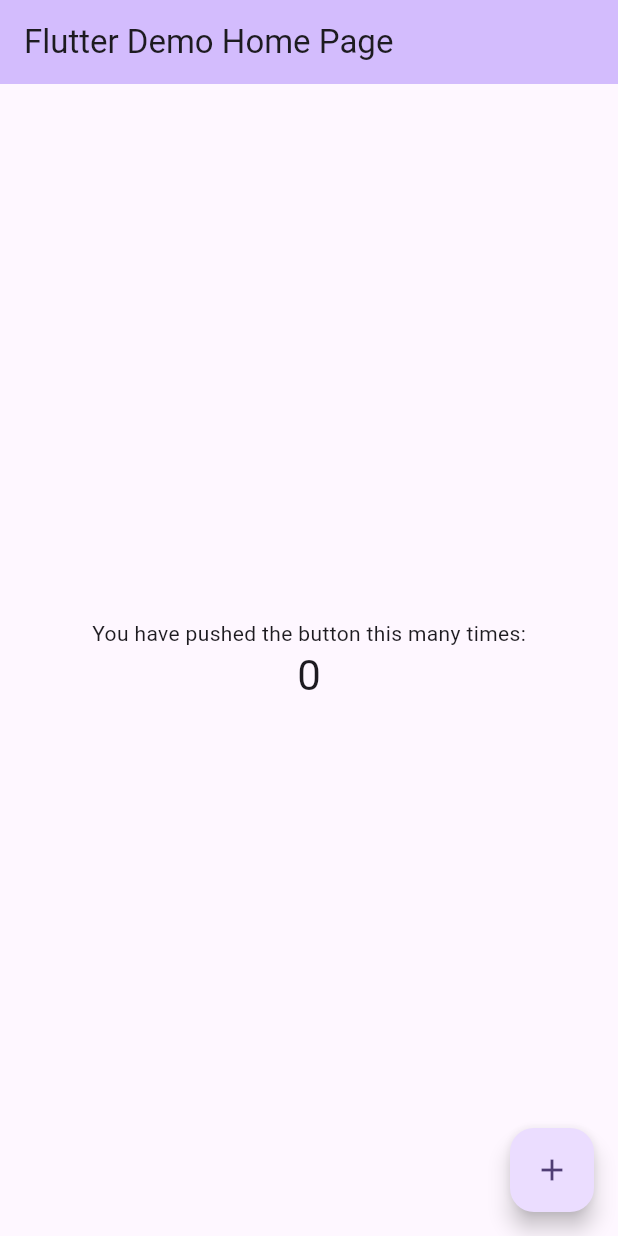
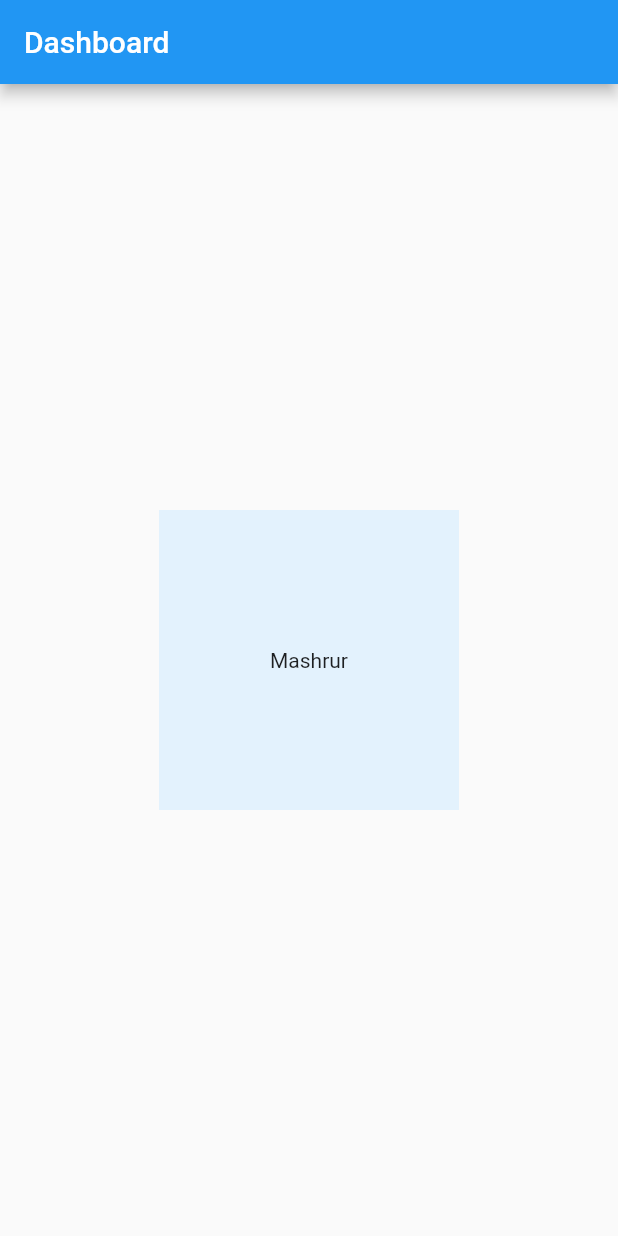
Before and after one commit to Mashrur112/Uni-Craft, a Flutter app: the screen it shows after launch, on a phone screen of 412 x 824 dp. Run offline on Flutter 3.47's test engine with Material 2 defaults, Android fonts, the light colour scheme and no system bars.

Commit message:
dart changed

```diff
--- a/lib/main.dart
+++ b/lib/main.dart
@@ -1,125 +1,44 @@
 import 'package:flutter/material.dart';
 
 void main() {
-  runApp(const MyApp());
+  runApp( Craft());
 }
-
-class MyApp extends StatelessWidget {
-  const MyApp({super.key});
-
-  // This widget is the root of your application.
+class Craft extends StatelessWidget{
   @override
   Widget build(BuildContext context) {
+    // TODO: implement build
     return MaterialApp(
-      title: 'Flutter Demo',
+      title: "Uni Craft",
+      debugShowCheckedModeBanner: true,
       theme: ThemeData(
-        // This is the theme of your application.
-        //
-        // TRY THIS: Try running your application with "flutter run". You'll see
-        // the application has a blue toolbar. Then, without quitting the app,
-        // try changing the seedColor in the colorScheme below to Colors.green
-        // and then invoke "hot reload" (save your changes or press the "hot
-        // reload" button in a Flutter-supported IDE, or press "r" if you used
-        // the command line to start the app).
-        //
-        // Notice that the counter didn't reset back to zero; the application
-        // state is not lost during the reload. To reset the state, use hot
-        // restart instead.
-        //
-        // This works for code too, not just values: Most code changes can be
-        // tested with just a hot reload.
-        colorScheme: ColorScheme.fromSeed(seedColor: Colors.deepPurple),
-        useMaterial3: true,
+          primarySwatch: Colors.blue
       ),
-      home: const MyHomePage(title: 'Flutter Demo Home Page'),
+      home: Homepage(),
+    );
+
+  }
+
+
+}
+class Homepage extends StatelessWidget{
+  @override
+  Widget build(BuildContext context) {
+    // TODO: implement build
+    return Scaffold(
+        appBar: AppBar(
+          title: Text("Dashboard"),
+
+        ),
+        body: Center(
+          child: Container(
+              width: 200,
+              height: 200,
+              child: Center(child: Text("Mashrur")),
+              color: Colors.blue.shade50
+
+          ),
+        )
     );
   }
+
 }
-
-class MyHomePage extends StatefulWidget {
-  const MyHomePage({super.key, required this.title});
-
-  // This widget is the home page of your application. It is stateful, meaning
-  // that it has a State object (defined below) that contains fields that affect
-  // how it looks.
-
-  // This class is the configuration for the state. It holds the values (in this
-  // case the title) provided by the parent (in this case the App widget) and
-  // used by the build method of the State. Fields in a Widget subclass are
-  // always marked "final".
-
-  final String title;
-
-  @override
-  State<MyHomePage> createState() => _MyHomePageState();
-}
-
-class _MyHomePageState extends State<MyHomePage> {
-  int _counter = 0;
-
-  void _incrementCounter() {
-    setState(() {
-      // This call to setState tells the Flutter framework that something has
-      // changed in this State, which causes it to rerun the build method below
-      // so that the display can reflect the updated values. If we changed
-      // _counter without calling setState(), then the build method would not be
-      // called again, and so nothing would appear to happen.
-      _counter++;
-    });
-  }
-
-  @override
-  Widget build(BuildContext context) {
-    // This method is rerun every time setState is called, for instance as done
-    // by the _incrementCounter method above.
-    //
-    // The Flutter framework has been optimized to make rerunning build methods
-    // fast, so that you can just rebuild anything that needs updating rather
-    // than having to individually change instances of widgets.
-    return Scaffold(
-      appBar: AppBar(
-        // TRY THIS: Try changing the color here to a specific color (to
-        // Colors.amber, perhaps?) and trigger a hot reload to see the AppBar
-        // change color while the other colors stay the same.
-        backgroundColor: Theme.of(context).colorScheme.inversePrimary,
-        // Here we take the value from the MyHomePage object that was created by
-        // the App.build method, and use it to set our appbar title.
-        title: Text(widget.title),
-      ),
-      body: Center(
-        // Center is a layout widget. It takes a single child and positions it
-        // in the middle of the parent.
-        child: Column(
-          // Column is also a layout widget. It takes a list of children and
-          // arranges them vertically. By default, it sizes itself to fit its
-          // children horizontally, and tries to be as tall as its parent.
-          //
-          // Column has various properties to control how it sizes itself and
-          // how it positions its children. Here we use mainAxisAlignment to
-          // center the children vertically; the main axis here is the vertical
-          // axis because Columns are vertical (the cross axis would be
-          // horizontal).
-          //
-          // TRY THIS: Invoke "debug painting" (choose the "Toggle Debug Paint"
-          // action in the IDE, or press "p" in the console), to see the
-          // wireframe for each widget.
-          mainAxisAlignment: MainAxisAlignment.center,
-          children: <Widget>[
-            const Text(
-              'You have pushed the button this many times:',
-            ),
-            Text(
-              '$_counter',
-              style: Theme.of(context).textTheme.headlineMedium,
-            ),
-          ],
-        ),
-      ),
-      floatingActionButton: FloatingActionButton(
-        onPressed: _incrementCounter,
-        tooltip: 'Increment',
-        child: const Icon(Icons.add),
-      ), // This trailing comma makes auto-formatting nicer for build methods.
-    );
-  }
-}
```
